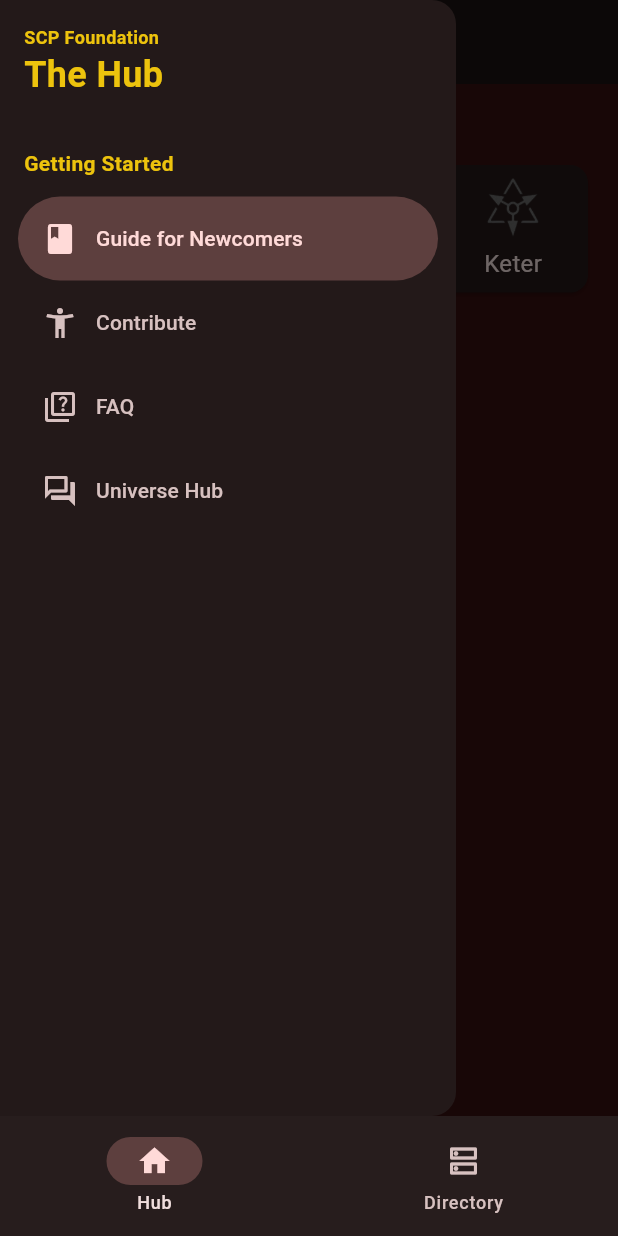
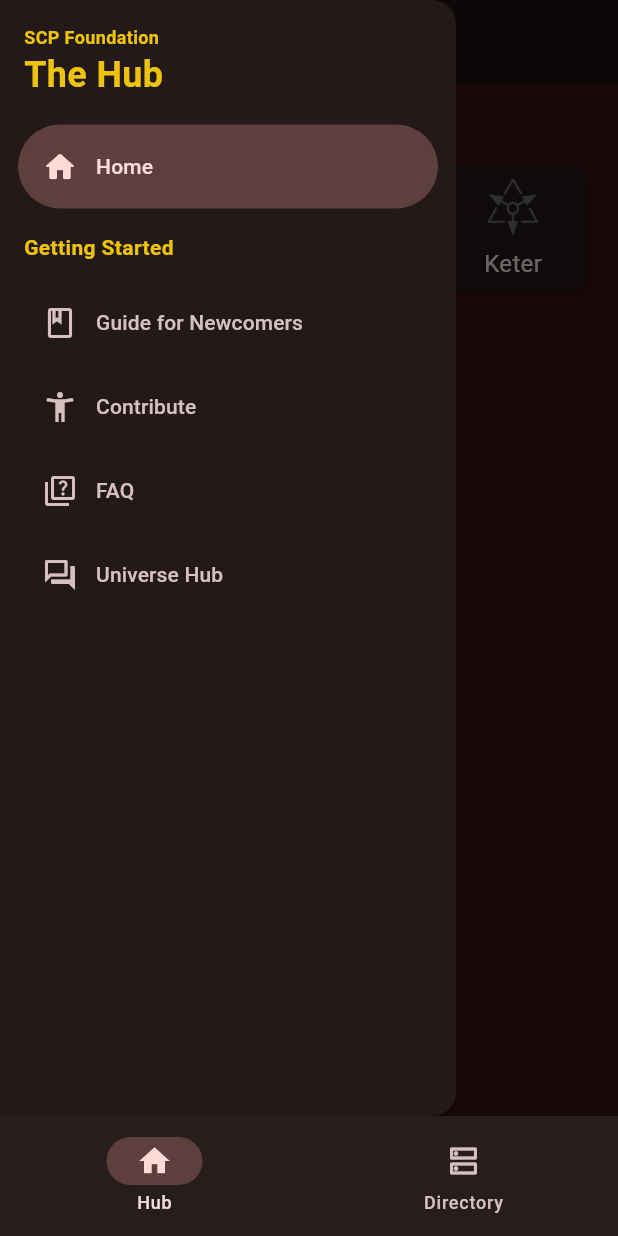
Before and after one commit to glitchcodes/crud-app-flutter, a Flutter app: the screen it shows after launch, after a tap on the "menu" icon, on a phone screen of 412 x 824 dp. Run offline on Flutter 3.47's test engine with Material 3 defaults, Android fonts, the phone set to English and light mode, and no system bars; our stand-ins replace cloud_firestore, firebase_core, go_router, google_fonts; accounts and stored records are empty; Roboto replaces fonts that are missing (Grenze Gotisch).

Commit message:
feat(home): Use go-router to handle routing
This commit implements go-router package to handle most of the navigation within the app and should help in supporting multiple layouts in the future.

Added 'Guide for Newcomers' page

```diff
--- /dev/null
+++ b/lib/app_router.dart
@@ -0,0 +1,54 @@
+import 'package:crud_app/screens/home_screen.dart';
+import 'package:crud_app/views/database_screen.dart';
+import 'package:crud_app/views/home/home_view.dart';
+import 'package:crud_app/widgets/main_scaffold.dart';
+import 'package:flutter/material.dart';
+import 'package:go_router/go_router.dart';
+
+import 'package:crud_app/views/home/guide_view.dart';
+
+final router = GoRouter(
+  initialLocation: '/hub',
+  routes: [
+    StatefulShellRoute.indexedStack(
+      builder: (context, state, navigationShell) {
+        return MainScaffold(navigationShell: navigationShell);
+      },
+      branches: [
+        StatefulShellBranch(
+          routes: [
+            ShellRoute(
+              builder: (context, state, child) {
+                return HomeScreen(child: child);
+              },
+              routes: [
+                GoRoute(
+                  path: '/hub',
+                  builder: (context, state) => const HomeView(),
+                  routes: [
+                    GoRoute(
+                      path: '/guide',
+                      builder: (context, state) => const GuideView(),
+                    ),
+                  ]
+                ),
+                // GoRoute(
+                //   path: 'guide',
+                //   builder: (context, state) => const GuideView(),
+                // ),
+              ]
+            ),
+          ]
+        ),
+        StatefulShellBranch(
+            routes: [
+              GoRoute(
+                path: '/directory',
+                builder: (context, state) => const DatabaseScreen(),
+              )
+            ]
+        )
+      ]
+    )
+  ]
+);
--- a/lib/main.dart
+++ b/lib/main.dart
@@ -1,8 +1,11 @@
 import 'package:crud_app/screens/home_screen.dart';
 import 'package:crud_app/views/database_screen.dart';
+import 'package:crud_app/widgets/main_scaffold.dart';
 import 'package:flutter/material.dart';
 import 'package:firebase_core/firebase_core.dart';
 import 'package:crud_app/firebase_options.dart';
+
+import 'app_router.dart';
 
 final GlobalKey<ScaffoldState> globalScaffoldKey = GlobalKey();
 
@@ -23,7 +26,7 @@
 
   @override
   Widget build(BuildContext context) {
-    return MaterialApp(
+    return MaterialApp.router(
       title: appTitle,
       theme: ThemeData(
         colorScheme: ColorScheme.fromSeed(
@@ -32,56 +35,8 @@
         ),
         scaffoldBackgroundColor: Color(0xff350f0f)
       ),
-      home: MainApp(),
+      routerConfig: router,
+      debugShowCheckedModeBanner: false,
     );
   }
 }
-
-class MainApp extends StatefulWidget {
-  const MainApp({ super.key });
-
-  @override
-  State<MainApp> createState() => _MainAppState();
-}
-
-class _MainAppState extends State<MainApp> {
-  int _selectedIndex = 0;
-
-  void _onItemTapped(int index) {
-    setState(() {
-      _selectedIndex = index;
-    });
-  }
-
-  static const List<Widget> _pages = <Widget>[
-    HomeScreen(),
-    DatabaseScreen(),
-  ];
-
-  @override
-  Widget build(BuildContext context) {
-    return Scaffold(
-      key: globalScaffoldKey,
-      body: IndexedStack(
-        index: _selectedIndex,
-        children: _pages,
-      ),
-      bottomNavigationBar: NavigationBar(
-          selectedIndex: _selectedIndex,
-          onDestinationSelected: _onItemTapped,
-          destinations: const <NavigationDestination> [
-            NavigationDestination(
-              selectedIcon: Icon(Icons.home),
-              icon: Icon(Icons.home_outlined),
-              label: 'Hub',
-            ),
-            NavigationDestination(
-              selectedIcon: Icon(Icons.dns),
-              icon: Icon(Icons.dns_outlined),
-              label: 'Directory',
-            ),
-          ]
-      ),
-    );
-  }
-}
--- a/lib/navigation/home_navigator.dart
+++ /dev/null
@@ -1,35 +0,0 @@
-import 'package:crud_app/views/home/home_view.dart';
-import 'package:flutter/material.dart';
-
-
-class HomeNavigator extends StatelessWidget {
-  final GlobalKey<NavigatorState> navigatorKey;
-
-  const HomeNavigator({
-    super.key,
-    required this.navigatorKey
-  });
-
-  @override
-  Widget build(BuildContext context) {
-    return Navigator(
-      key: navigatorKey,
-      initialRoute: '/home',
-      onGenerateRoute: (RouteSettings settings) {
-        late Widget page;
-
-        switch (settings.name) {
-          case '/home':
-          default:
-            page = HomeView();
-            break;
-        }
-
-        return MaterialPageRoute(
-          builder: (_) => page,
-          settings: settings
-        );
-      }
-    );
-  }
-}
--- a/lib/screens/home_screen.dart
+++ b/lib/screens/home_screen.dart
@@ -1,29 +1,47 @@
-import 'package:crud_app/navigation/home_navigator.dart';
-import 'package:crud_app/widgets/drawer/home_drawer.dart';
-import 'package:crud_app/widgets/object_class_categories.dart';
-import 'package:crud_app/widgets/recent_scp_list.dart';
 import 'package:crud_app/widgets/typography/text_heading.dart';
 import 'package:flutter/material.dart';
 
+import 'package:crud_app/widgets/drawer/home_drawer.dart';
+import 'package:go_router/go_router.dart';
+
 class HomeScreen extends StatefulWidget {
-  const HomeScreen({super.key});
+  final Widget child;
+
+  const HomeScreen({super.key, required this.child});
 
   @override
   State<HomeScreen> createState() => _HomeScreenState();
 }
 
 class _HomeScreenState extends State<HomeScreen> {
-  final GlobalKey<NavigatorState> _navigatorKey = GlobalKey<NavigatorState>();
-  String _currentRoute = '/home';
+  int _selectedDrawerIndex = 0;
 
-  void _navigateTo(String route) {
-    if (_currentRoute == route) return;
+  @override
+  void didChangeDependencies() {
+    super.didChangeDependencies();
+    // Sync drawer selection when route changes
+    final location = GoRouterState.of(context).uri.path;
+    final newIndex = HomeDrawer.getSelectedIndex(location);
+    if (_selectedDrawerIndex != newIndex) {
+      setState(() => _selectedDrawerIndex = newIndex);
+    }
+  }
 
-    _navigatorKey.currentState!.pushReplacementNamed(route);
+  void _handleDrawerItemSelected(int index) {
+    setState(() {
+      _selectedDrawerIndex = index;
+    });
 
-    setState(() {
-      _currentRoute = route;
-    });
+    switch (index) {
+      case 0:
+        context.go('/hub');
+        break;
+      case 1:
+        context.go('/hub/guide');
+        break;
+      default:
+        context.go('/hub');
+    }
   }
 
   @override
@@ -47,10 +65,10 @@
         ),
       ),
       drawer: HomeDrawer(
-        currentRoute: _currentRoute,
-        onDestinationSelected: _navigateTo
+        selectedDrawerIndex: _selectedDrawerIndex,
+        onItemSelected: _handleDrawerItemSelected,
       ),
-      body: HomeNavigator(navigatorKey: _navigatorKey)
+      body: widget.child
     );
   }
 }
--- a/lib/widgets/drawer/home_drawer.dart
+++ b/lib/widgets/drawer/home_drawer.dart
@@ -3,45 +3,34 @@
 import 'package:crud_app/widgets/typography/text_heading.dart';
 
 class HomeDrawer extends StatelessWidget {
-  final String currentRoute;
-  final Function(String) onDestinationSelected;
+  final int selectedDrawerIndex;
+  final Function(int) onItemSelected;
 
   const HomeDrawer({
     super.key,
-    required this.currentRoute,
-    required this.onDestinationSelected
+    required this.selectedDrawerIndex,
+    required this.onItemSelected
   });
 
-  int _routeToIndex(String route) {
-    switch (route) {
-      case '/home':
-        return 0;
-      case '/guide':
-        return 1;
-      case '/contribute':
-        return 2;
-      case '/faq':
-        return 3;
-      case '/universe-hub':
-        return 4;
-      default:
-        return 0;
-    }
+  static const Map<String, int> routeToIndex = {
+    '/hub': 0,
+    '/hub/guide': 1,
+    '/hub/contribute': 2,
+    '/hub/faq': 3,
+    '/hub/universe': 4
+  };
+
+  static int getSelectedIndex(String route) {
+    return routeToIndex[route] ?? 0;
   }
 
   @override
   Widget build(BuildContext context) {
     return NavigationDrawer(
-      selectedIndex: _routeToIndex(currentRoute),
+        selectedIndex: selectedDrawerIndex,
         onDestinationSelected: (index) {
-        final routes = [
-          '/home',
-          '/guide',
-          '/contribute',
-          '/faq',
-          '/universe-hub'
-        ];
-        onDestinationSelected(routes[index]);
+          onItemSelected(index);
+          Navigator.of(context).pop();
         },
         children: const [
           Padding(padding: EdgeInsets.all(16),
@@ -63,6 +52,11 @@
                 ),
               ],
             ),
+          ),
+          NavigationDrawerDestination(
+              icon: Icon(Icons.home_outlined),
+              selectedIcon: Icon(Icons.home_rounded),
+              label: Text('Home')
           ),
           SizedBox(height: 16),
           Padding(
--- /dev/null
+++ b/lib/widgets/main_scaffold.dart
@@ -0,0 +1,38 @@
+import 'package:flutter/material.dart';
+import 'package:go_router/go_router.dart';
+
+class MainScaffold extends StatelessWidget {
+  final StatefulNavigationShell navigationShell;
+
+  const MainScaffold({super.key, required this.navigationShell});
+
+  void _onDestinationSelected(BuildContext context, int index) {
+    navigationShell.goBranch(
+      index,
+      initialLocation: index == navigationShell.currentIndex
+    );
+  }
+
+  @override
+  Widget build(BuildContext context) {
+    return Scaffold(
+      body: navigationShell,
+      bottomNavigationBar: NavigationBar(
+        selectedIndex: navigationShell.currentIndex,
+        onDestinationSelected: (index) => _onDestinationSelected(context, index),
+        destinations: const <NavigationDestination>[
+          NavigationDestination(
+            selectedIcon: Icon(Icons.home),
+            icon: Icon(Icons.home_outlined),
+            label: 'Hub',
+          ),
+          NavigationDestination(
+            selectedIcon: Icon(Icons.dns),
+            icon: Icon(Icons.dns_outlined),
+            label: 'Directory',
+          ),
+        ]
+      ),
+    );
+  }
+}
--- a/pubspec.yaml
+++ b/pubspec.yaml
@@ -40,6 +40,7 @@
   firebase_core: ^3.13.0
   cloud_firestore: ^5.6.6
   google_fonts:
+  go_router:
 
 dev_dependencies:
   flutter_test:
```
Also changed, not shown: lib/views/home/guide_view.dart (added, +71 -0 lines), pubspec.lock. Lines whose indentation alone changed are shown as unchanged.
